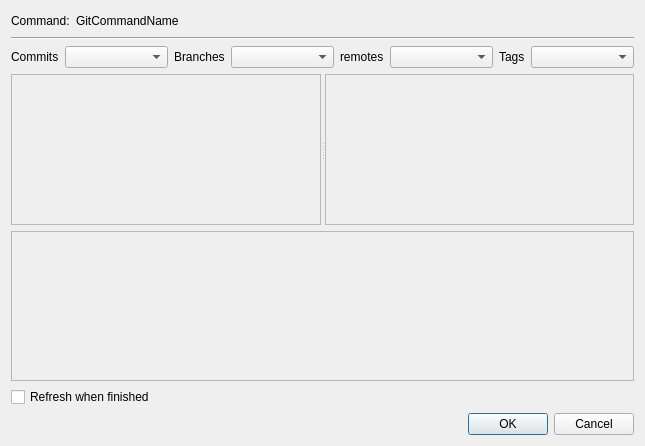
bainonline/teamgit, file ui/guifycommand.ui: the form before one commit.
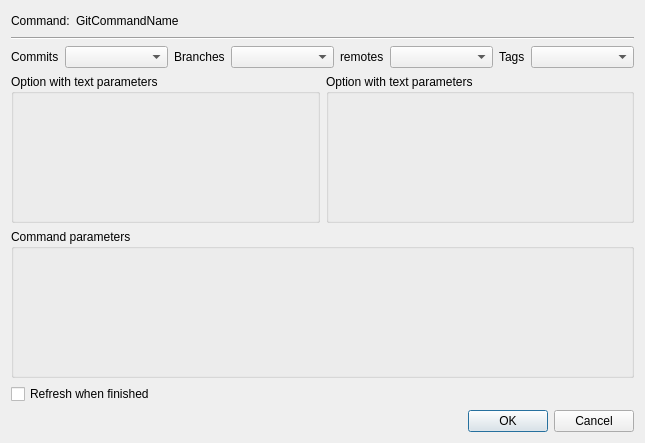
The form after the commit.

Commit message:
guifycommanddialog: Changed qframes to qgroupboxes
We can show meaningful titles for the option groups

Diff of the .ui file:
```diff
--- a/ui/guifycommand.ui
+++ b/ui/guifycommand.ui
@@ -6,7 +6,7 @@
     <x>0</x>
     <y>0</y>
     <width>645</width>
-    <height>446</height>
+    <height>443</height>
    </rect>
   </property>
   <property name="windowTitle" >
@@ -124,22 +124,17 @@
     </layout>
    </item>
    <item>
-    <widget class="QSplitter" name="splitter" >
+    <layout class="QHBoxLayout" name="horizontalLayout_3" >
+     <item>
+      <widget class="QGroupBox" name="groupBox_4" >
      <property name="sizePolicy" >
-      <sizepolicy vsizetype="Expanding" hsizetype="Expanding" >
+        <sizepolicy vsizetype="Expanding" hsizetype="Preferred" >
        <horstretch>0</horstretch>
        <verstretch>0</verstretch>
       </sizepolicy>
      </property>
-     <property name="orientation" >
-      <enum>Qt::Horizontal</enum>
-     </property>
-     <widget class="QFrame" name="boolOptionsFrame" >
-      <property name="frameShape" >
-       <enum>QFrame::StyledPanel</enum>
-      </property>
-      <property name="frameShadow" >
-       <enum>QFrame::Raised</enum>
+       <property name="title" >
+        <string>Option with text parameters</string>
       </property>
       <layout class="QVBoxLayout" name="verticalLayout_3" >
        <item>
@@ -147,36 +142,39 @@
        </item>
       </layout>
      </widget>
-     <widget class="QFrame" name="textInputOptionsFrame_2" >
-      <property name="frameShape" >
-       <enum>QFrame::StyledPanel</enum>
-      </property>
-      <property name="frameShadow" >
-       <enum>QFrame::Raised</enum>
-      </property>
-      <layout class="QVBoxLayout" name="verticalLayout_4" >
+     </item>
+     <item>
+      <widget class="QGroupBox" name="groupBox_2" >
+       <property name="sizePolicy" >
+        <sizepolicy vsizetype="Expanding" hsizetype="Preferred" >
+         <horstretch>0</horstretch>
+         <verstretch>0</verstretch>
+        </sizepolicy>
+       </property>
+       <property name="title" >
+        <string>Option with text parameters</string>
+       </property>
+       <layout class="QVBoxLayout" name="verticalLayout_2" >
        <item>
         <layout class="QGridLayout" name="textArgOptionsLayout" />
        </item>
       </layout>
      </widget>
-    </widget>
+     </item>
+    </layout>
    </item>
    <item>
-    <widget class="QFrame" name="commandArgs" >
+    <widget class="QGroupBox" name="groupBox_3" >
      <property name="sizePolicy" >
       <sizepolicy vsizetype="Expanding" hsizetype="Preferred" >
        <horstretch>0</horstretch>
        <verstretch>0</verstretch>
       </sizepolicy>
      </property>
-     <property name="frameShape" >
-      <enum>QFrame::StyledPanel</enum>
+     <property name="title" >
+      <string>Command parameters</string>
      </property>
-     <property name="frameShadow" >
-      <enum>QFrame::Raised</enum>
-     </property>
-     <layout class="QVBoxLayout" name="verticalLayout_6" >
+     <layout class="QVBoxLayout" name="verticalLayout_5" >
       <item>
        <layout class="QGridLayout" name="commandArgsLayout" />
       </item>
```
Lines whose indentation alone changed are shown as unchanged.
